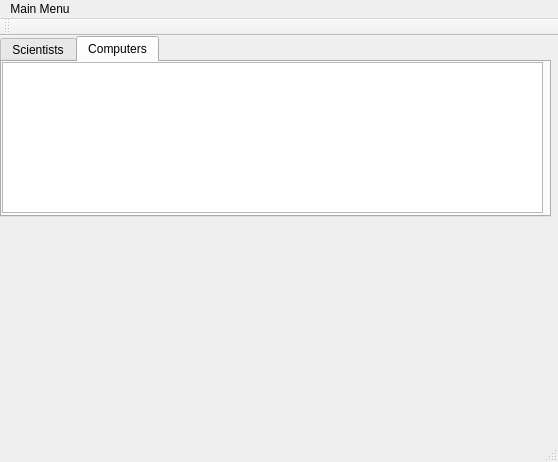
First picture: the form in vika3/adalgluggi.ui, repository editomars/VLN1_h22, before the edit.
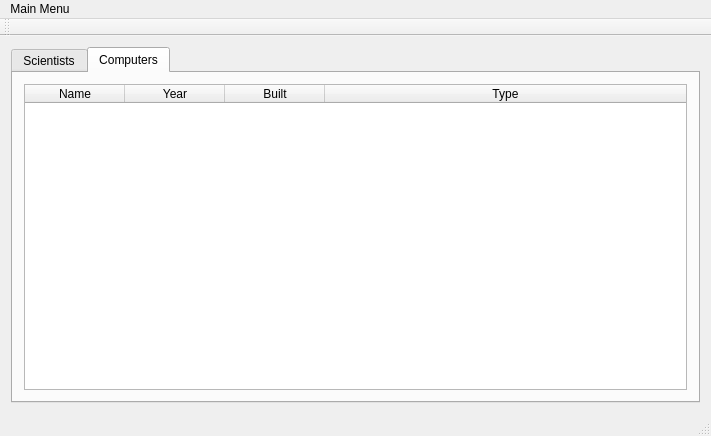
Second picture: the form after the edit. The open tabs and pages were chosen to show the change.

Commit message: table widget utfærsla

What changed in the file:
```diff
--- a/vika3/adalgluggi.ui
+++ b/vika3/adalgluggi.ui
@@ -6,23 +6,17 @@
    <rect>
     <x>0</x>
     <y>0</y>
-    <width>558</width>
-    <height>462</height>
+    <width>711</width>
+    <height>436</height>
    </rect>
   </property>
   <property name="windowTitle">
    <string>adalgluggi</string>
   </property>
   <widget class="QWidget" name="centralWidget">
+   <layout class="QVBoxLayout" name="verticalLayout_2">
+    <item>
    <widget class="QTabWidget" name="tabsList">
-    <property name="geometry">
-     <rect>
-      <x>0</x>
-      <y>0</y>
-      <width>551</width>
-      <height>181</height>
-     </rect>
-    </property>
     <property name="currentIndex">
      <number>0</number>
     </property>
@@ -50,18 +44,48 @@
      <attribute name="title">
       <string>Computers</string>
      </attribute>
+       <layout class="QVBoxLayout" name="verticalLayout_3">
+        <item>
      <widget class="QTableWidget" name="velTable">
-      <property name="geometry">
-       <rect>
-        <x>0</x>
-        <y>0</y>
-        <width>541</width>
-        <height>151</height>
-       </rect>
-      </property>
-     </widget>
-    </widget>
-   </widget>
+          <property name="alternatingRowColors">
+           <bool>false</bool>
+          </property>
+          <attribute name="horizontalHeaderCascadingSectionResizes">
+           <bool>false</bool>
+          </attribute>
+          <attribute name="horizontalHeaderMinimumSectionSize">
+           <number>46</number>
+          </attribute>
+          <attribute name="horizontalHeaderStretchLastSection">
+           <bool>true</bool>
+          </attribute>
+          <column>
+           <property name="text">
+            <string>Name</string>
+           </property>
+          </column>
+          <column>
+           <property name="text">
+            <string>Year</string>
+           </property>
+          </column>
+          <column>
+           <property name="text">
+            <string>Built</string>
+           </property>
+          </column>
+          <column>
+           <property name="text">
+            <string>Type</string>
+           </property>
+          </column>
+         </widget>
+        </item>
+       </layout>
+      </widget>
+     </widget>
+    </item>
+   </layout>
   </widget>
   <widget class="QToolBar" name="mainToolBar">
    <attribute name="toolBarArea">
@@ -77,7 +101,7 @@
     <rect>
      <x>0</x>
      <y>0</y>
-     <width>558</width>
+     <width>711</width>
      <height>26</height>
     </rect>
    </property>
```
Left out of the diff: 40 changed lines with no effect on the pictures. Lines whose indentation alone changed are shown as unchanged. The commit also changes 2 other files.
